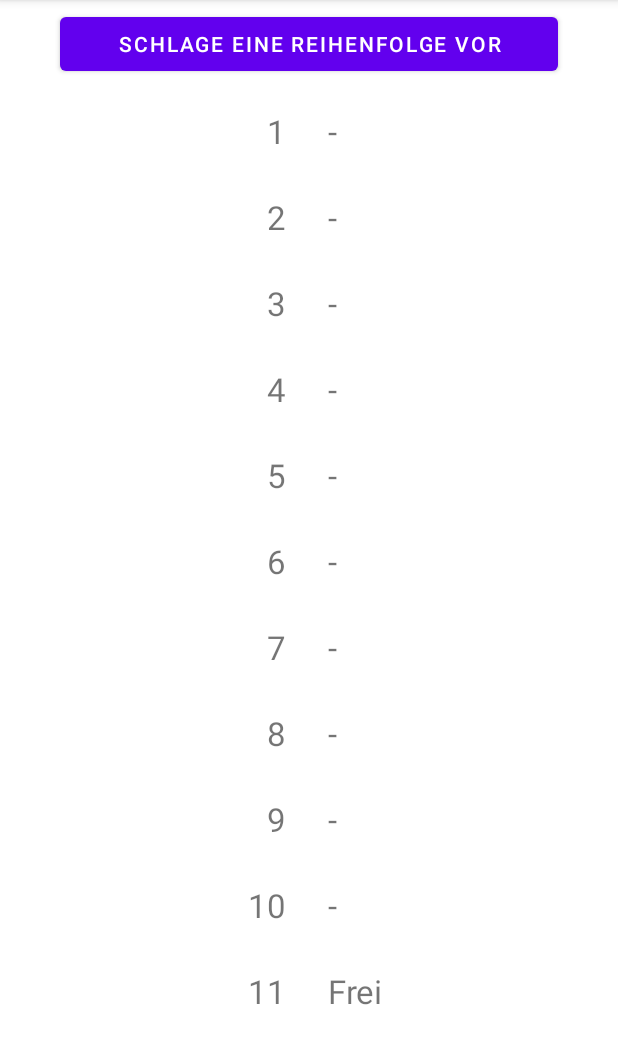
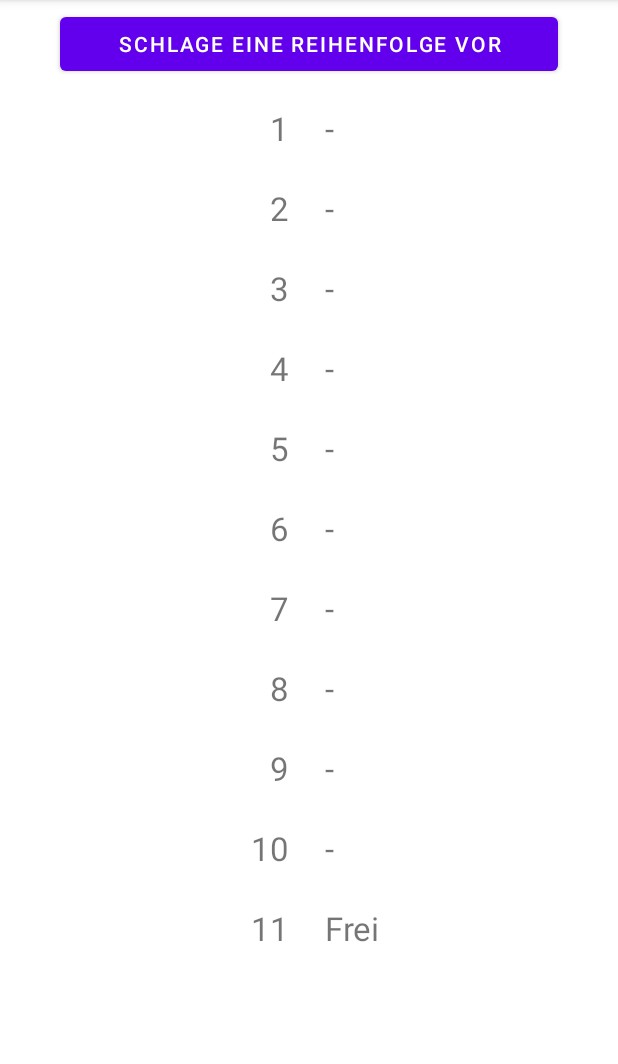
Before and after one commit to Flavelloni/MisterCoiffeur, an Android app: the screen it shows after launch (MainActivity), on a phone screen of 412 x 824 dp, the part 84-1148 px from its top. Run offline under Robolectric (Android 15) with nearby library versions, the phone set to English and light mode, and no system bars.

Commit message:
Layout adjustments

```diff
--- a/app/build.gradle
+++ b/app/build.gradle
@@ -4,11 +4,11 @@ plugins {
 }
 
 android {
-    namespace 'com.example.misterstrm'
+    namespace 'com.flavelloni.mistercoiffeur'
     compileSdk 32
 
     defaultConfig {
-        applicationId "com.example.misterstrm"
+        applicationId "com.flavelloni.mistercoiffeur"
         minSdk 21
         targetSdk 32
         versionCode 1
--- a/app/src/main/AndroidManifest.xml
+++ b/app/src/main/AndroidManifest.xml
@@ -10,7 +10,7 @@
         android:label="@string/app_name"
         android:roundIcon="@mipmap/ic_launcher_round"
         android:supportsRtl="true"
-        android:theme="@style/Theme.MisterStrøm"
+        android:theme="@style/Theme.MisterCoiffeur"
         tools:targetApi="31">
         <activity
             android:name=".MainActivity"
--- a/app/src/main/java/com/example/misterstrm/MainActivity.kt
+++ b/app/src/main/java/com/flavelloni/mistercoiffeur/MainActivity.kt
@@ -1,4 +1,4 @@
-package com.example.misterstrm
+package com.flavelloni.mistercoiffeur
 
 import androidx.appcompat.app.AppCompatActivity
 import android.os.Bundle
--- a/app/src/main/res/layout/activity_main.xml
+++ b/app/src/main/res/layout/activity_main.xml
@@ -39,7 +39,7 @@
                 android:id="@+id/textView"
                 android:layout_width="wrap_content"
                 android:layout_height="wrap_content"
-                android:padding="14sp"
+                android:padding="12sp"
                 android:text="1"
                 android:textAlignment="textEnd"
                 android:textSize="22sp" />
@@ -48,7 +48,7 @@
                 android:id="@+id/row1"
                 android:layout_width="wrap_content"
                 android:layout_height="match_parent"
-                android:padding="14sp"
+                android:padding="12sp"
                 android:text="-"
                 android:textAlignment="viewStart"
                 android:textSize="22sp" />
@@ -62,7 +62,7 @@
                 android:id="@+id/textView3"
                 android:layout_width="wrap_content"
                 android:layout_height="wrap_content"
-                android:padding="14sp"
+                android:padding="12sp"
                 android:text="2"
                 android:textAlignment="textEnd"
                 android:textSize="22sp" />
@@ -71,7 +71,7 @@
                 android:id="@+id/row2"
                 android:layout_width="wrap_content"
                 android:layout_height="wrap_content"
-                android:padding="14sp"
+                android:padding="12sp"
                 android:text="-"
                 android:textAlignment="viewStart"
                 android:textSize="22sp" />
@@ -85,7 +85,7 @@
                 android:id="@+id/textView4"
                 android:layout_width="wrap_content"
                 android:layout_height="wrap_content"
-                android:padding="14sp"
+                android:padding="12sp"
                 android:text="3"
                 android:textAlignment="textEnd"
                 android:textSize="22sp" />
@@ -94,7 +94,7 @@
                 android:id="@+id/row3"
                 android:layout_width="wrap_content"
                 android:layout_height="wrap_content"
-                android:padding="14sp"
+                android:padding="12sp"
                 android:text="-"
                 android:textAlignment="viewStart"
                 android:textSize="22sp" />
@@ -108,7 +108,7 @@
                 android:id="@+id/textView5"
                 android:layout_width="wrap_content"
                 android:layout_height="wrap_content"
-                android:padding="14sp"
+                android:padding="12sp"
                 android:text="4"
                 android:textAlignment="textEnd"
                 android:textSize="22sp" />
@@ -117,12 +117,11 @@
                 android:id="@+id/row4"
                 android:layout_width="wrap_content"
                 android:layout_height="wrap_content"
-                android:padding="14sp"
+                android:padding="12sp"
                 android:text="-"
                 android:textAlignment="viewStart"
                 android:textSize="22sp" />
         </TableRow>
-        ////////////////////////
 
         <TableRow
             android:layout_width="wrap_content"
@@ -132,7 +131,7 @@
                 android:id="@+id/textView6"
                 android:layout_width="wrap_content"
                 android:layout_height="wrap_content"
-                android:padding="14sp"
+                android:padding="12sp"
                 android:text="5"
                 android:textAlignment="textEnd"
                 android:textSize="22sp" />
@@ -141,7 +140,7 @@
                 android:id="@+id/row5"
                 android:layout_width="wrap_content"
                 android:layout_height="wrap_content"
-                android:padding="14sp"
+                android:padding="12sp"
                 android:text="-"
                 android:textAlignment="viewStart"
                 android:textSize="22sp" />
@@ -155,7 +154,7 @@
                 android:id="@+id/textView7"
                 android:layout_width="wrap_content"
                 android:layout_height="wrap_content"
-                android:padding="14sp"
+                android:padding="12sp"
                 android:text="6"
                 android:textAlignment="textEnd"
                 android:textSize="22sp" />
@@ -164,7 +163,7 @@
                 android:id="@+id/row6"
                 android:layout_width="wrap_content"
                 android:layout_height="wrap_content"
-                android:padding="14sp"
+                android:padding="12sp"
                 android:text="-"
                 android:textAlignment="viewStart"
                 android:textSize="22sp" />
@@ -178,7 +177,7 @@
                 android:id="@+id/textView8"
                 android:layout_width="wrap_content"
                 android:layout_height="wrap_content"
-                android:padding="14sp"
+                android:padding="12sp"
                 android:text="7"
                 android:textAlignment="textEnd"
                 android:textSize="22sp" />
@@ -187,7 +186,7 @@
                 android:id="@+id/row7"
                 android:layout_width="wrap_content"
                 android:layout_height="wrap_content"
-                android:padding="14sp"
+                android:padding="12sp"
                 android:text="-"
                 android:textAlignment="viewStart"
                 android:textSize="22sp" />
@@ -201,7 +200,7 @@
                 android:id="@+id/textView9"
                 android:layout_width="wrap_content"
                 android:layout_height="wrap_content"
-                android:padding="14sp"
+                android:padding="12sp"
                 android:text="8"
                 android:textAlignment="textEnd"
                 android:textSize="22sp" />
@@ -210,7 +209,7 @@
                 android:id="@+id/row8"
                 android:layout_width="wrap_content"
                 android:layout_height="wrap_content"
-                android:padding="14sp"
+                android:padding="12sp"
                 android:text="-"
                 android:textAlignment="viewStart"
                 android:textSize="22sp" />
@@ -224,7 +223,7 @@
                 android:id="@+id/textView10"
                 android:layout_width="wrap_content"
                 android:layout_height="wrap_content"
-                android:padding="14sp"
+                android:padding="12sp"
                 android:text="9"
                 android:textAlignment="textEnd"
                 android:textSize="22sp" />
@@ -233,7 +232,7 @@
                 android:id="@+id/row9"
                 android:layout_width="wrap_content"
                 android:layout_height="wrap_content"
-                android:padding="14sp"
+                android:padding="12sp"
                 android:text="-"
                 android:textAlignment="viewStart"
                 android:textSize="22sp" />
@@ -247,7 +246,7 @@
                 android:id="@+id/textView11"
                 android:layout_width="wrap_content"
                 android:layout_height="wrap_content"
-                android:padding="14sp"
+                android:padding="12sp"
                 android:text="10"
                 android:textAlignment="textEnd"
                 android:textSize="22sp" />
@@ -256,7 +255,7 @@
                 android:id="@+id/row10"
                 android:layout_width="wrap_content"
                 android:layout_height="wrap_content"
-                android:padding="14sp"
+                android:padding="12sp"
                 android:text="-"
                 android:textAlignment="viewStart"
                 android:textSize="22sp" />
@@ -270,7 +269,7 @@
                 android:id="@+id/textView12"
                 android:layout_width="wrap_content"
                 android:layout_height="wrap_content"
-                android:padding="14sp"
+                android:padding="12sp"
                 android:text="11"
                 android:textAlignment="textEnd"
                 android:textSize="22sp" />
@@ -279,7 +278,7 @@
                 android:id="@+id/row11"
                 android:layout_width="wrap_content"
                 android:layout_height="wrap_content"
-                android:padding="14sp"
+                android:padding="12sp"
                 android:text="Frei"
                 android:textAlignment="viewStart"
                 android:textSize="22sp" />
--- a/app/src/main/res/values-night/themes.xml
+++ b/app/src/main/res/values-night/themes.xml
@@ -1,6 +1,6 @@
 <resources xmlns:tools="http://schemas.android.com/tools">
     <!-- Base application theme. -->
-    <style name="Theme.MisterStrøm" parent="Theme.MaterialComponents.DayNight.DarkActionBar">
+    <style name="Theme.MisterCoiffeur" parent="Theme.MaterialComponents.DayNight.DarkActionBar">
         <!-- Primary brand color. -->
         <item name="colorPrimary">@color/purple_200</item>
         <item name="colorPrimaryVariant">@color/purple_700</item>
--- a/app/src/main/res/values/themes.xml
+++ b/app/src/main/res/values/themes.xml
@@ -1,6 +1,6 @@
 <resources xmlns:tools="http://schemas.android.com/tools">
     <!-- Base application theme. -->
-    <style name="Theme.MisterStrøm" parent="Theme.MaterialComponents.DayNight.DarkActionBar">
+    <style name="Theme.MisterCoiffeur" parent="Theme.MaterialComponents.DayNight.DarkActionBar">
         <!-- Primary brand color. -->
         <item name="colorPrimary">@color/purple_500</item>
         <item name="colorPrimaryVariant">@color/purple_700</item>
```
Also changed, not shown: 4 other files.
